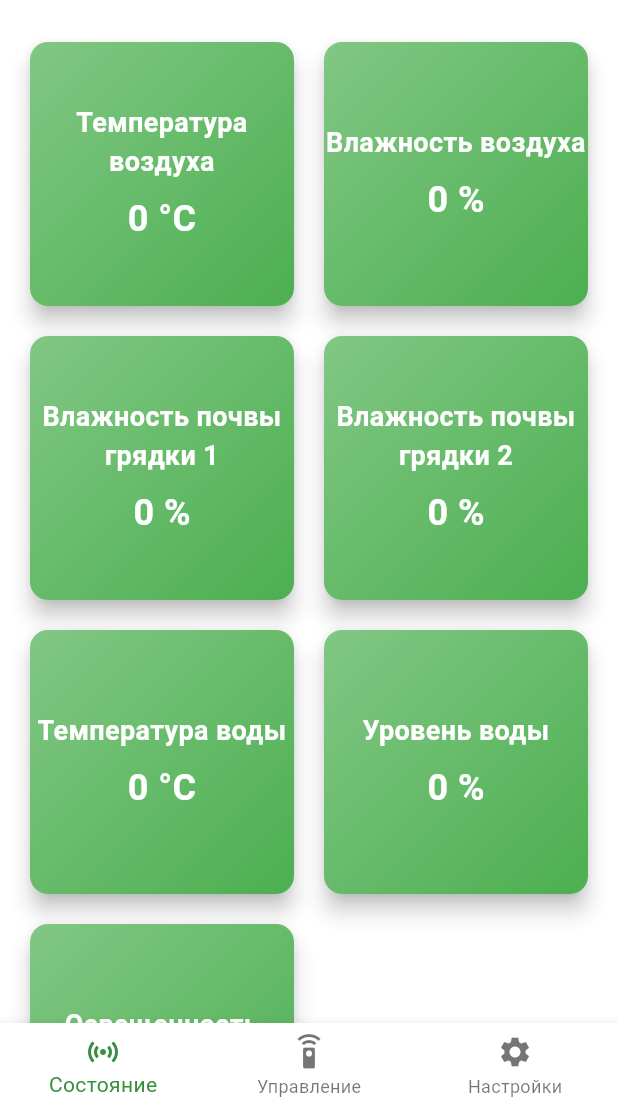
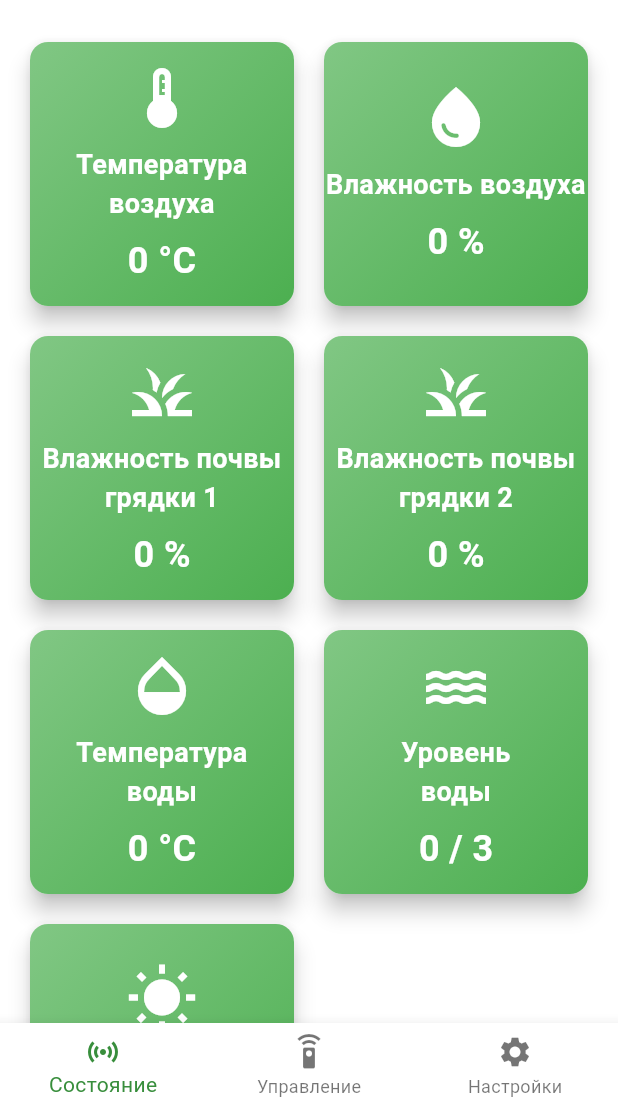
Before and after one commit to knowmaker/namer_app, a Flutter app: the screen it shows after launch, on a phone screen of 412 x 824 dp, the part 126-1236 px from its top. Run offline on Flutter 3.47's test engine with Material 3 defaults, Android fonts, the phone set to English and light mode, and no system bars; network calls fail.

Commit message:
added icons

```diff
--- a/lib/sensor_screen.dart
+++ b/lib/sensor_screen.dart
@@ -83,16 +83,19 @@ class SensorScreenState extends State<SensorScreen> {
               mainAxisSpacing: 12,
               padding: EdgeInsets.all(16.0),
               children: [
-                buildSensorCard('Температура воздуха', sensorData['airT'], '°C'),
-                buildSensorCard('Влажность воздуха', sensorData['airH'], '%'),
                 buildSensorCard(
-                    'Влажность почвы грядки 1', sensorData['soilM1'], '%'),
+                    'Температура воздуха', sensorData['airT'], '°C', Icons.thermostat),
                 buildSensorCard(
-                    'Влажность почвы грядки 2', sensorData['soilM2'], '%'),
+                    'Влажность воздуха', sensorData['airH'], '%', Icons.water_drop),
                 buildSensorCard(
-                    'Температура воды', sensorData['waterT'], '°C'),
-                buildSensorCard('Уровень воды', sensorData['level'], '%'),
-                buildSensorCard('Освещенность', sensorData['light'], 'Лк'),
+                    'Влажность почвы грядки 1', sensorData['soilM1'], '%', Icons.grass),
+                buildSensorCard(
+                    'Влажность почвы грядки 2', sensorData['soilM2'], '%', Icons.grass),
+                buildSensorCard(
+                    'Температура\nводы', sensorData['waterT'], '°C', Icons.opacity),
+                buildSensorCard(
+                    'Уровень\nводы', sensorData['level'], '/ 3', Icons.water),
+                buildLightSensorCard('Освещенность', sensorData['light']),
               ],
             ),
           ),
@@ -101,7 +104,7 @@ class SensorScreenState extends State<SensorScreen> {
     );
   }
 
-  Widget buildSensorCard(String title, dynamic value, String unit) {
+  Widget buildSensorCard(String title, dynamic value, String unit, IconData icon) {
     return Card(
       elevation: 6,
       shape: RoundedRectangleBorder(
@@ -120,6 +123,12 @@ class SensorScreenState extends State<SensorScreen> {
           child: Column(
             mainAxisAlignment: MainAxisAlignment.center,
             children: [
+              Icon(
+                icon,
+                size: 48,
+                color: Colors.white,
+              ),
+              SizedBox(height: 8),
               Text(
                 title,
                 style: TextStyle(
@@ -144,4 +153,57 @@ class SensorScreenState extends State<SensorScreen> {
       ),
     );
   }
+
+  Widget buildLightSensorCard(String title, int lightValue) {
+    IconData icon = lightValue == 0 ? Icons.wb_sunny : Icons.nights_stay;
+    String label = lightValue == 0 ? 'Светло' : 'Темно';
+
+    return Card(
+      elevation: 6,
+      shape: RoundedRectangleBorder(
+        borderRadius: BorderRadius.circular(12),
+      ),
+      child: Container(
+        decoration: BoxDecoration(
+          gradient: LinearGradient(
+            colors: [Colors.green[300]!, Colors.green[500]!],
+            begin: Alignment.topLeft,
+            end: Alignment.bottomRight,
+          ),
+          borderRadius: BorderRadius.circular(12),
+        ),
+        child: Center(
+          child: Column(
+            mainAxisAlignment: MainAxisAlignment.center,
+            children: [
+              Icon(
+                icon,
+                size: 48,
+                color: Colors.white,
+              ),
+              SizedBox(height: 8),
+              Text(
+                title,
+                style: TextStyle(
+                  fontSize: 18,
+                  fontWeight: FontWeight.w600,
+                  color: Colors.white,
+                ),
+                textAlign: TextAlign.center,
+              ),
+              SizedBox(height: 8),
+              Text(
+                label,
+                style: TextStyle(
+                  fontSize: 24,
+                  fontWeight: FontWeight.bold,
+                  color: Colors.white,
+                ),
+              ),
+            ],
+          ),
+        ),
+      ),
+    );
+  }
 }
```
